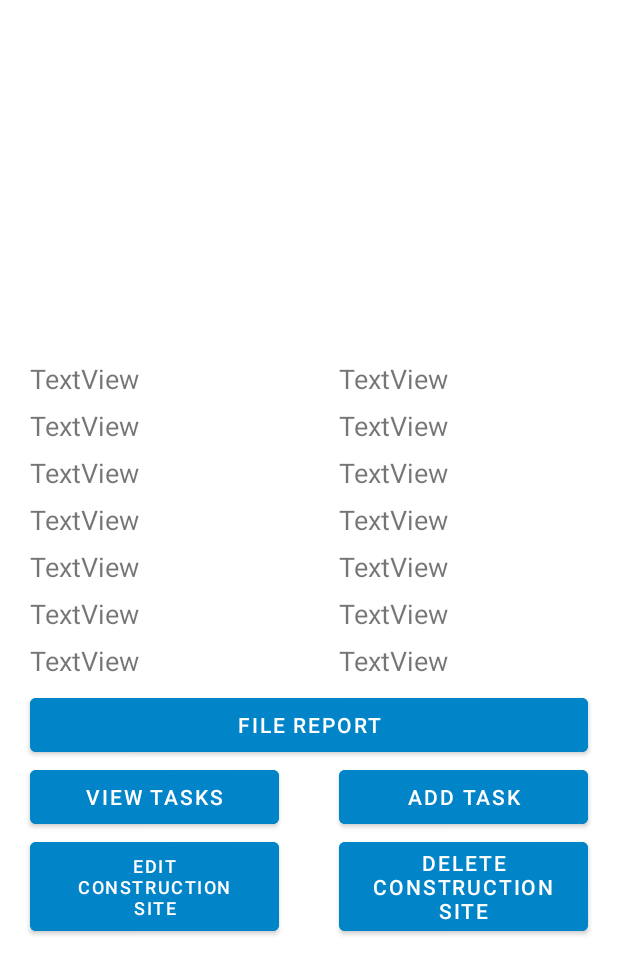
After one commit to HutterSven/ConRep, an Android app: the layout activity_view_construction_site.xml on its own in the app's theme, with its tools: preview values and no code run, on a phone screen of 412 x 824 dp. The commit adds this screen. Shown: the top 974 px of the screen. Run offline under Robolectric (Android 15) with nearby library versions, the phone set to English and light mode, and no system bars.

Commit message:
View Construction Site layout

```diff
--- a/app/build.gradle
+++ b/app/build.gradle
@@ -33,6 +33,8 @@ dependencies {
     implementation 'androidx.appcompat:appcompat:1.2.0'
     implementation 'com.google.android.material:material:1.3.0'
     implementation 'androidx.constraintlayout:constraintlayout:2.0.4'
+    implementation 'androidx.navigation:navigation-fragment:2.3.3'
+    implementation 'androidx.navigation:navigation-ui:2.3.3'
     testImplementation 'junit:junit:4.+'
     androidTestImplementation 'androidx.test.ext:junit:1.1.2'
     androidTestImplementation 'androidx.test.espresso:espresso-core:3.3.0'
--- a/app/src/main/AndroidManifest.xml
+++ b/app/src/main/AndroidManifest.xml
@@ -9,6 +9,10 @@
         android:roundIcon="@mipmap/ic_launcher_round"
         android:supportsRtl="true"
         android:theme="@style/Theme.ConRep">
+        <activity
+            android:name=".ViewConstructionSite"
+            android:label="@string/title_activity_view_construction_site"
+            android:theme="@style/Theme.ConRep.NoActionBar"></activity>
         <activity android:name=".MainActivity">
             <intent-filter>
                 <action android:name="android.intent.action.MAIN" />
--- /dev/null
+++ b/app/src/main/java/com/example/conrep/FirstFragment.java
@@ -0,0 +1,34 @@
+package com.example.conrep;
+
+import android.os.Bundle;
+import android.view.LayoutInflater;
+import android.view.View;
+import android.view.ViewGroup;
+
+import androidx.annotation.NonNull;
+import androidx.fragment.app.Fragment;
+import androidx.navigation.fragment.NavHostFragment;
+
+public class FirstFragment extends Fragment {
+
+    @Override
+    public View onCreateView(
+            LayoutInflater inflater, ViewGroup container,
+            Bundle savedInstanceState
+    ) {
+        // Inflate the layout for this fragment
+        return inflater.inflate(R.layout.fragment_first, container, false);
+    }
+
+    public void onViewCreated(@NonNull View view, Bundle savedInstanceState) {
+        super.onViewCreated(view, savedInstanceState);
+
+        view.findViewById(R.id.button_first).setOnClickListener(new View.OnClickListener() {
+            @Override
+            public void onClick(View view) {
+                NavHostFragment.findNavController(FirstFragment.this)
+                        .navigate(R.id.action_FirstFragment_to_SecondFragment);
+            }
+        });
+    }
+}
--- /dev/null
+++ b/app/src/main/java/com/example/conrep/SecondFragment.java
@@ -0,0 +1,34 @@
+package com.example.conrep;
+
+import android.os.Bundle;
+import android.view.LayoutInflater;
+import android.view.View;
+import android.view.ViewGroup;
+
+import androidx.annotation.NonNull;
+import androidx.fragment.app.Fragment;
+import androidx.navigation.fragment.NavHostFragment;
+
+public class SecondFragment extends Fragment {
+
+    @Override
+    public View onCreateView(
+            LayoutInflater inflater, ViewGroup container,
+            Bundle savedInstanceState
+    ) {
+        // Inflate the layout for this fragment
+        return inflater.inflate(R.layout.fragment_second, container, false);
+    }
+
+    public void onViewCreated(@NonNull View view, Bundle savedInstanceState) {
+        super.onViewCreated(view, savedInstanceState);
+
+        view.findViewById(R.id.button_second).setOnClickListener(new View.OnClickListener() {
+            @Override
+            public void onClick(View view) {
+                NavHostFragment.findNavController(SecondFragment.this)
+                        .navigate(R.id.action_SecondFragment_to_FirstFragment);
+            }
+        });
+    }
+}
--- /dev/null
+++ b/app/src/main/java/com/example/conrep/ViewConstructionSite.java
@@ -0,0 +1,16 @@
+package com.example.conrep;
+
+import android.os.Bundle;
+
+import com.google.android.material.floatingactionbutton.FloatingActionButton;
+import com.google.android.material.snackbar.Snackbar;
+
+import androidx.appcompat.app.AppCompatActivity;
+import androidx.appcompat.widget.Toolbar;
+
+import android.view.View;
+
+public class ViewConstructionSite extends AppCompatActivity {
+
+
+}
--- /dev/null
+++ b/app/src/main/res/layout/activity_view_construction_site.xml
@@ -0,0 +1,349 @@
+<?xml version="1.0" encoding="utf-8"?>
+
+<LinearLayout xmlns:android="http://schemas.android.com/apk/res/android"
+    xmlns:tools="http://schemas.android.com/tools"
+    android:layout_width="match_parent"
+    android:layout_height="wrap_content"
+    android:orientation="vertical"
+    android:gravity="center">
+
+    <LinearLayout xmlns:android="http://schemas.android.com/apk/res/android"
+        xmlns:tools="http://schemas.android.com/tools"
+        android:layout_width="match_parent"
+        android:layout_height="wrap_content"
+        android:orientation="horizontal">
+        <ImageView
+            android:layout_width="match_parent"
+            android:layout_height="240dp"/>
+
+    </LinearLayout>
+
+    <LinearLayout xmlns:android="http://schemas.android.com/apk/res/android"
+        xmlns:tools="http://schemas.android.com/tools"
+        android:layout_width="match_parent"
+        android:layout_height="wrap_content"
+        android:orientation="horizontal">
+
+        <TextView
+            android:id="@+id/textView6"
+            android:layout_width="match_parent"
+            android:layout_height="match_parent"
+            android:layout_gravity="left"
+            android:layout_weight="0.5"
+            android:text="TextView"
+            android:layout_marginVertical="3dp"
+            android:layout_marginLeft="20dp"
+            android:layout_marginRight="20dp"
+            android:textSize="18sp"
+            tools:layout_editor_absoluteX="185dp"
+            tools:layout_editor_absoluteY="287dp" />
+
+        <TextView
+            android:id="@+id/textView17"
+            android:layout_width="match_parent"
+            android:layout_height="match_parent"
+            android:layout_gravity="right"
+            android:layout_weight="0.5"
+            android:layout_marginVertical="3dp"
+            android:layout_marginLeft="20dp"
+            android:layout_marginRight="20dp"
+            android:text="TextView"
+            android:textSize="18sp"
+            tools:layout_editor_absoluteX="62dp"
+            tools:layout_editor_absoluteY="287dp" />
+    </LinearLayout>
+
+    <LinearLayout xmlns:android="http://schemas.android.com/apk/res/android"
+        xmlns:tools="http://schemas.android.com/tools"
+        android:layout_width="match_parent"
+        android:layout_height="wrap_content"
+        android:orientation="horizontal">
+
+        <TextView
+            android:id="@+id/textView9"
+            android:layout_width="match_parent"
+            android:layout_height="match_parent"
+            android:layout_marginVertical="3dp"
+            android:layout_marginLeft="20dp"
+            android:layout_marginRight="20dp"
+            android:layout_gravity="left"
+            android:layout_weight="0.5"
+            android:text="TextView"
+            android:textSize="18sp"
+            tools:layout_editor_absoluteX="185dp"
+            tools:layout_editor_absoluteY="311dp" />
+
+        <TextView
+            android:id="@+id/textView18"
+            android:layout_width="match_parent"
+            android:layout_height="match_parent"
+            android:layout_gravity="right"
+            android:layout_marginVertical="3dp"
+            android:layout_marginLeft="20dp"
+            android:layout_marginRight="20dp"
+            android:layout_weight="0.5"
+            android:text="TextView"
+            android:textSize="18sp"
+            tools:layout_editor_absoluteX="61dp"
+            tools:layout_editor_absoluteY="311dp" />
+    </LinearLayout>
+
+    <LinearLayout xmlns:android="http://schemas.android.com/apk/res/android"
+        xmlns:tools="http://schemas.android.com/tools"
+        android:layout_width="match_parent"
+        android:layout_height="wrap_content"
+        android:orientation="horizontal">
+
+        <TextView
+            android:id="@+id/textView10"
+            android:layout_width="match_parent"
+            android:layout_height="match_parent"
+            android:layout_marginLeft="20dp"
+            android:layout_marginVertical="3dp"
+            android:layout_marginRight="20dp"
+            android:layout_gravity="left"
+            android:layout_weight="0.5"
+            android:text="TextView"
+            android:textSize="18sp"
+            tools:layout_editor_absoluteX="61dp"
+            tools:layout_editor_absoluteY="335dp" />
+
+        <TextView
+            android:id="@+id/textView19"
+            android:layout_width="match_parent"
+            android:layout_height="match_parent"
+            android:layout_gravity="right"
+            android:layout_marginLeft="20dp"
+            android:layout_marginRight="20dp"
+            android:layout_weight="0.5"
+            android:text="TextView"
+            android:textSize="18sp"
+            tools:layout_editor_absoluteX="185dp"
+            tools:layout_editor_absoluteY="335dp" />
+    </LinearLayout>
+
+    <LinearLayout xmlns:android="http://schemas.android.com/apk/res/android"
+        xmlns:tools="http://schemas.android.com/tools"
+        android:layout_width="match_parent"
+        android:layout_height="wrap_content"
+        android:orientation="horizontal">
+
+        <TextView
+            android:id="@+id/textView11"
+            android:layout_width="match_parent"
+            android:layout_height="match_parent"
+            android:layout_marginLeft="20dp"
+            android:layout_marginRight="20dp"
+            android:layout_gravity="left"
+            android:layout_marginVertical="3dp"
+            android:layout_weight="0.5"
+            android:text="TextView"
+            android:textSize="18sp"
+            tools:layout_editor_absoluteX="61dp"
+            tools:layout_editor_absoluteY="359dp" />
+
+        <TextView
+            android:id="@+id/textView20"
+            android:layout_width="match_parent"
+            android:layout_height="match_parent"
+            android:layout_gravity="right"
+            android:layout_marginVertical="3dp"
+            android:layout_marginLeft="20dp"
+            android:layout_marginRight="20dp"
+            android:layout_weight="0.5"
+            android:text="TextView"
+            android:textSize="18sp"
+            tools:layout_editor_absoluteX="185dp"
+            tools:layout_editor_absoluteY="359dp" />
+    </LinearLayout>
+
+    <LinearLayout xmlns:android="http://schemas.android.com/apk/res/android"
+        xmlns:tools="http://schemas.android.com/tools"
+        android:layout_width="match_parent"
+        android:layout_height="wrap_content"
+        android:orientation="horizontal">
+
+        <TextView
+            android:id="@+id/textView12"
+            android:layout_width="match_parent"
+            android:layout_height="match_parent"
+            android:layout_marginLeft="20dp"
+            android:layout_marginRight="20dp"
+            android:layout_gravity="left"
+            android:layout_marginVertical="3dp"
+            android:layout_weight="0.5"
+            android:text="TextView"
+            android:textSize="18sp"
+            tools:layout_editor_absoluteX="62dp"
+            tools:layout_editor_absoluteY="239dp" />
+
+        <TextView
+            android:id="@+id/textView15"
+            android:layout_width="match_parent"
+            android:layout_height="match_parent"
+            android:layout_gravity="right"
+            android:layout_marginLeft="20dp"
+            android:layout_marginRight="20dp"
+            android:layout_weight="0.5"
+            android:text="TextView"
+            android:textSize="18sp"
+            tools:layout_editor_absoluteX="185dp"
+            tools:layout_editor_absoluteY="239dp" />
+    </LinearLayout>
+
+    <LinearLayout xmlns:android="http://schemas.android.com/apk/res/android"
+        xmlns:tools="http://schemas.android.com/tools"
+        android:layout_width="match_parent"
+        android:layout_height="wrap_content"
+        android:orientation="horizontal">
+
+        <TextView
+            android:id="@+id/textView13"
+            android:layout_width="match_parent"
+            android:layout_height="match_parent"
+            android:layout_marginLeft="20dp"
+            android:layout_marginRight="20dp"
+            android:layout_marginVertical="3dp"
+            android:layout_gravity="left"
+            android:layout_weight="0.5"
+            android:text="TextView"
+            android:textSize="18sp"
+            tools:layout_editor_absoluteX="62dp"
+            tools:layout_editor_absoluteY="215dp" />
+
+        <TextView
+            android:id="@+id/textView14"
+            android:layout_width="match_parent"
+            android:layout_height="match_parent"
+            android:layout_gravity="right"
+            android:layout_marginLeft="20dp"
+            android:layout_marginRight="20dp"
+            android:layout_weight="0.5"
+            android:text="TextView"
+            android:textSize="18sp"
+            tools:layout_editor_absoluteX="185dp"
+            tools:layout_editor_absoluteY="215dp" />
+    </LinearLayout>
+
+    <LinearLayout xmlns:android="http://schemas.android.com/apk/res/android"
+        xmlns:tools="http://schemas.android.com/tools"
+        android:layout_width="match_parent"
+        android:layout_height="wrap_content"
+        android:orientation="horizontal">
+
+        <TextView
+            android:id="@+id/textView8"
+            android:layout_width="match_parent"
+            android:layout_height="match_parent"
+            android:layout_marginLeft="20dp"
+            android:layout_marginRight="20dp"
+            android:layout_marginVertical="3dp"
+            android:layout_gravity="left"
+            android:layout_weight="0.5"
+            android:text="TextView"
+            android:textSize="18sp"
+            tools:layout_editor_absoluteX="62dp"
+            tools:layout_editor_absoluteY="263dp" />
+
+        <TextView
+            android:id="@+id/textView16"
+            android:layout_width="match_parent"
+            android:layout_height="match_parent"
+            android:layout_gravity="right"
+            android:layout_marginLeft="20dp"
+            android:layout_marginRight="20dp"
+            android:layout_weight="0.5"
+            android:text="TextView"
+            android:textSize="18sp"
+            tools:layout_editor_absoluteX="185dp"
+            tools:layout_editor_absoluteY="263dp" />
+    </LinearLayout>
+
+    <LinearLayout xmlns:android="http://schemas.android.com/apk/res/android"
+        xmlns:tools="http://schemas.android.com/tools"
+        android:layout_width="match_parent"
+        android:layout_height="match_parent"
+        android:orientation="horizontal">
+
+        <Button
+            android:id="@+id/FileReport"
+            android:layout_width="match_parent"
+            android:layout_height="match_parent"
+            android:layout_weight="1"
+            android:backgroundTint="@color/blue"
+            android:layout_marginLeft="20dp"
+            android:layout_marginRight="20dp"
+            android:text="@string/file_report"
+            android:textSize="14sp"
+            tools:layout_editor_absoluteX="61dp"
+            tools:layout_editor_absoluteY="401dp" />
+
+    </LinearLayout>
+
+    <LinearLayout xmlns:android="http://schemas.android.com/apk/res/android"
+        xmlns:tools="http://schemas.android.com/tools"
+        android:layout_width="match_parent"
+        android:layout_height="wrap_content"
+        android:orientation="horizontal">
+
+        <Button
+            android:id="@+id/ViewTasks"
+            android:layout_width="match_parent"
+            android:layout_height="match_parent"
+            android:layout_weight="0.5"
+            android:backgroundTint="@color/blue"
+            android:layout_marginLeft="20dp"
+            android:layout_marginRight="20dp"
+            android:text="@string/view_tasks"
+            android:textSize="14sp"
+            tools:layout_editor_absoluteX="62dp"
+            tools:layout_editor_absoluteY="447dp" />
+
+        <Button
+            android:id="@+id/AddTask"
+            android:layout_width="match_parent"
+            android:layout_height="match_parent"
+            android:layout_weight="0.5"
+            android:backgroundTint="@color/blue"
+            android:layout_marginLeft="20dp"
+            android:layout_marginRight="20dp"
+            android:text="@string/add_task"
+            android:textSize="14sp"
+            tools:layout_editor_absoluteX="240dp"
+            tools:layout_editor_absoluteY="447dp" />
+    </LinearLayout>
+
+    <LinearLayout xmlns:android="http://schemas.android.com/apk/res/android"
+        xmlns:tools="http://schemas.android.com/tools"
+        android:layout_width="match_parent"
+        android:layout_height="wrap_content"
+        android:orientation="horizontal">
+
+        <Button
+            android:id="@+id/EditSite"
+            android:layout_width="match_parent"
+            android:layout_height="match_parent"
+            android:layout_weight="1"
+            android:backgroundTint="@color/blue"
+            android:layout_marginLeft="20dp"
+            android:layout_marginRight="20dp"
+            android:text="@string/edit_site"
+            android:textSize="12sp"
+            tools:layout_editor_absoluteX="61dp"
+            tools:layout_editor_absoluteY="495dp" />
+
+
+        <Button
+            android:id="@+id/DeleteSite"
+            android:layout_width="match_parent"
+            android:layout_height="match_parent"
+            android:layout_weight="1"
+            android:backgroundTint="@color/blue"
+            android:layout_marginLeft="20dp"
+            android:layout_marginRight="20dp"
+            android:text="@string/delete_site"
+            android:textSize="14sp"
+            tools:layout_editor_absoluteX="61dp"
+            tools:layout_editor_absoluteY="541dp" />
+    </LinearLayout>
+</LinearLayout>
--- /dev/null
+++ b/app/src/main/res/layout/content_view_construction_site.xml
@@ -0,0 +1,6 @@
+<?xml version="1.0" encoding="utf-8"?>
+<androidx.constraintlayout.widget.ConstraintLayout xmlns:android="http://schemas.android.com/apk/res/android"
+    xmlns:app="http://schemas.android.com/apk/res-auto"
+    android:layout_width="match_parent"
+    android:layout_height="match_parent"
+    app:layout_behavior="@string/appbar_scrolling_view_behavior"></androidx.constraintlayout.widget.ConstraintLayout>
--- /dev/null
+++ b/app/src/main/res/layout/fragment_first.xml
@@ -0,0 +1,28 @@
+<?xml version="1.0" encoding="utf-8"?>
+<androidx.constraintlayout.widget.ConstraintLayout xmlns:android="http://schemas.android.com/apk/res/android"
+    xmlns:app="http://schemas.android.com/apk/res-auto"
+    xmlns:tools="http://schemas.android.com/tools"
+    android:layout_width="match_parent"
+    android:layout_height="match_parent"
+    tools:context=".FirstFragment">
+
+    <TextView
+        android:id="@+id/textview_first"
+        android:layout_width="wrap_content"
+        android:layout_height="wrap_content"
+        android:text="@string/hello_first_fragment"
+        app:layout_constraintBottom_toTopOf="@id/button_first"
+        app:layout_constraintEnd_toEndOf="parent"
+        app:layout_constraintStart_toStartOf="parent"
+        app:layout_constraintTop_toTopOf="parent" />
+
+    <Button
+        android:id="@+id/button_first"
+        android:layout_width="wrap_content"
+        android:layout_height="wrap_content"
+        android:text="@string/next"
+        app:layout_constraintBottom_toBottomOf="parent"
+        app:layout_constraintEnd_toEndOf="parent"
+        app:layout_constraintStart_toStartOf="parent"
+        app:layout_constraintTop_toBottomOf="@id/textview_first" />
+</androidx.constraintlayout.widget.ConstraintLayout>
--- /dev/null
+++ b/app/src/main/res/layout/fragment_second.xml
@@ -0,0 +1,27 @@
+<?xml version="1.0" encoding="utf-8"?>
+<androidx.constraintlayout.widget.ConstraintLayout xmlns:android="http://schemas.android.com/apk/res/android"
+    xmlns:app="http://schemas.android.com/apk/res-auto"
+    xmlns:tools="http://schemas.android.com/tools"
+    android:layout_width="match_parent"
+    android:layout_height="match_parent"
+    tools:context=".SecondFragment">
+
+    <TextView
+        android:id="@+id/textview_second"
+        android:layout_width="wrap_content"
+        android:layout_height="wrap_content"
+        app:layout_constraintBottom_toTopOf="@id/button_second"
+        app:layout_constraintEnd_toEndOf="parent"
+        app:layout_constraintStart_toStartOf="parent"
+        app:layout_constraintTop_toTopOf="parent" />
+
+    <Button
+        android:id="@+id/button_second"
+        android:layout_width="wrap_content"
+        android:layout_height="wrap_content"
+        android:text="@string/previous"
+        app:layout_constraintBottom_toBottomOf="parent"
+        app:layout_constraintEnd_toEndOf="parent"
+        app:layout_constraintStart_toStartOf="parent"
+        app:layout_constraintTop_toBottomOf="@id/textview_second" />
+</androidx.constraintlayout.widget.ConstraintLayout>
--- /dev/null
+++ b/app/src/main/res/navigation/nav_graph.xml
@@ -0,0 +1,28 @@
+<?xml version="1.0" encoding="utf-8"?>
+<navigation xmlns:android="http://schemas.android.com/apk/res/android"
+    xmlns:app="http://schemas.android.com/apk/res-auto"
+    xmlns:tools="http://schemas.android.com/tools"
+    android:id="@+id/nav_graph"
+    app:startDestination="@id/FirstFragment">
+
+    <fragment
+        android:id="@+id/FirstFragment"
+        android:name="com.example.conrep.FirstFragment"
+        android:label="@string/first_fragment_label"
+        tools:layout="@layout/fragment_first">
+
+        <action
+            android:id="@+id/action_FirstFragment_to_SecondFragment"
+            app:destination="@id/SecondFragment" />
+    </fragment>
+    <fragment
+        android:id="@+id/SecondFragment"
+        android:name="com.example.conrep.SecondFragment"
+        android:label="@string/second_fragment_label"
+        tools:layout="@layout/fragment_second">
+
+        <action
+            android:id="@+id/action_SecondFragment_to_FirstFragment"
+            app:destination="@id/FirstFragment" />
+    </fragment>
+</navigation>
--- /dev/null
+++ b/app/src/main/res/values/dimens.xml
@@ -0,0 +1,3 @@
+<resources>
+    <dimen name="fab_margin">16dp</dimen>
+</resources>
--- a/app/src/main/res/values/strings.xml
+++ b/app/src/main/res/values/strings.xml
@@ -3,4 +3,20 @@
     <string name="map">Map</string>
     <string name="view_reports">View Reports</string>
     <string name="add_construction_site">Add Construction Site</string>
+    <string name="title_activity_view_construction_site">ViewConstructionSite</string>
+    <!-- Strings used for fragments for navigation -->
+    <string name="first_fragment_label">First Fragment</string>
+    <string name="second_fragment_label">Second Fragment</string>
+    <string name="next">Next</string>
+    <string name="previous">Previous</string>
+
+    <string name="hello_first_fragment">Hello first fragment</string>
+    <string name="hello_second_fragment">Hello second fragment. Arg: %1$s</string>
+
+    <string name="file_report">File Report</string>
+    <string name="add_task">Add Task</string>
+    <string name="view_tasks">View Tasks</string>
+    <string name="edit_site">Edit Construction Site</string>
+    <string name="delete_site">Delete Construction Site</string>
+
 </resources>
--- a/app/src/main/res/values/themes.xml
+++ b/app/src/main/res/values/themes.xml
@@ -13,4 +13,13 @@
         <item name="android:statusBarColor" tools:targetApi="l">?attr/colorPrimaryVariant</item>
         <!-- Customize your theme here. -->
     </style>
+
+    <style name="Theme.ConRep.NoActionBar">
+        <item name="windowActionBar">false</item>
+        <item name="windowNoTitle">true</item>
+    </style>
+
+    <style name="Theme.ConRep.AppBarOverlay" parent="ThemeOverlay.AppCompat.Dark.ActionBar" />
+
+    <style name="Theme.ConRep.PopupOverlay" parent="ThemeOverlay.AppCompat.Light" />
 </resources>
```
